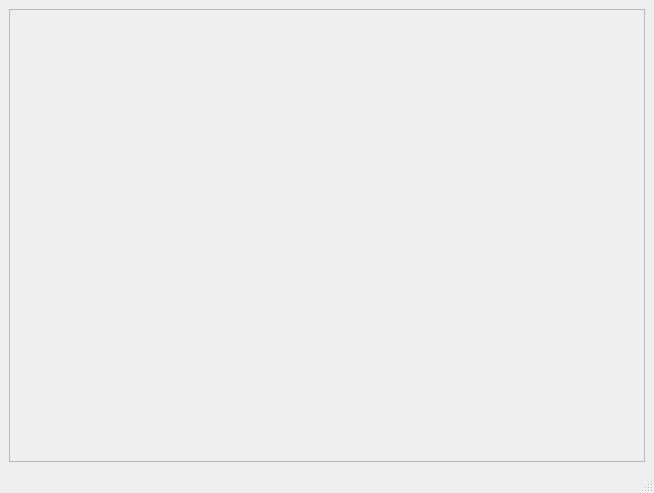
First picture: the form in Paxel/threadmenuwindow.ui, repository ClownKingWalrus/PAXEL, before the edit.
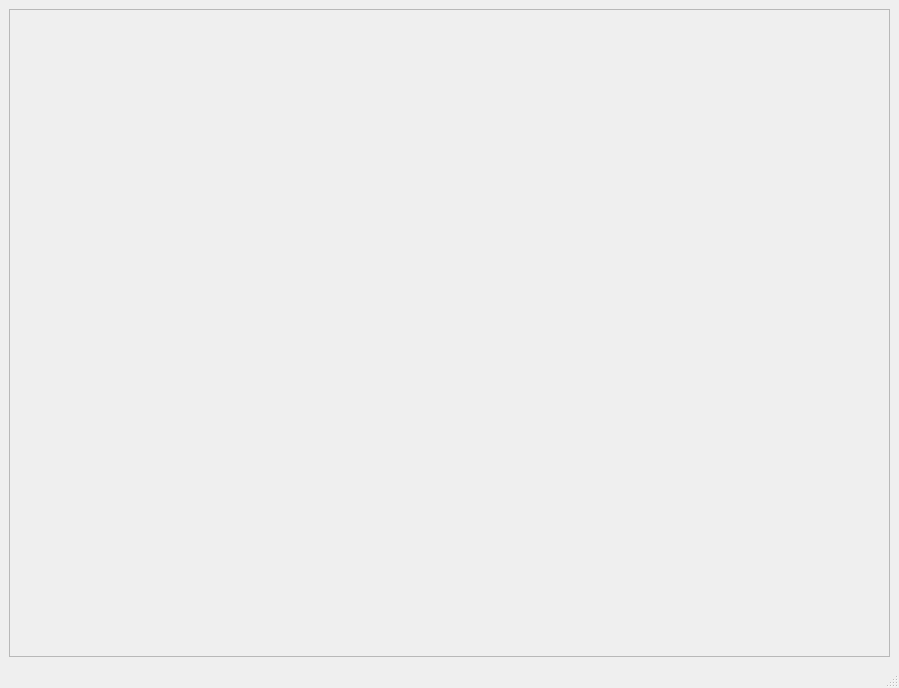
Second picture: the form after the edit.

```diff
--- a/Paxel/threadmenuwindow.ui
+++ b/Paxel/threadmenuwindow.ui
@@ -6,8 +6,8 @@
    <rect>
     <x>0</x>
     <y>0</y>
-    <width>654</width>
-    <height>493</height>
+    <width>899</width>
+    <height>688</height>
    </rect>
   </property>
   <property name="windowTitle">
@@ -25,8 +25,8 @@
         <rect>
          <x>0</x>
          <y>0</y>
-         <width>630</width>
-         <height>419</height>
+         <width>875</width>
+         <height>614</height>
         </rect>
        </property>
        <layout class="QVBoxLayout" name="verticalLayout"/>
```
Left out of the diff: 2 changed lines with no effect on the pictures.
